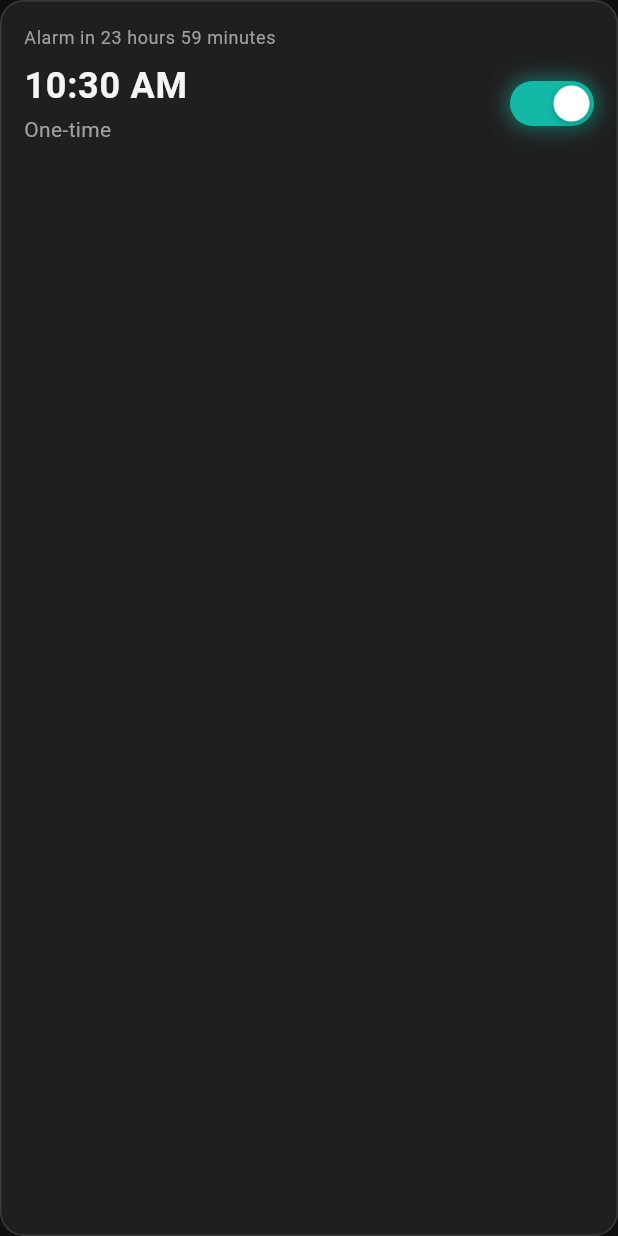
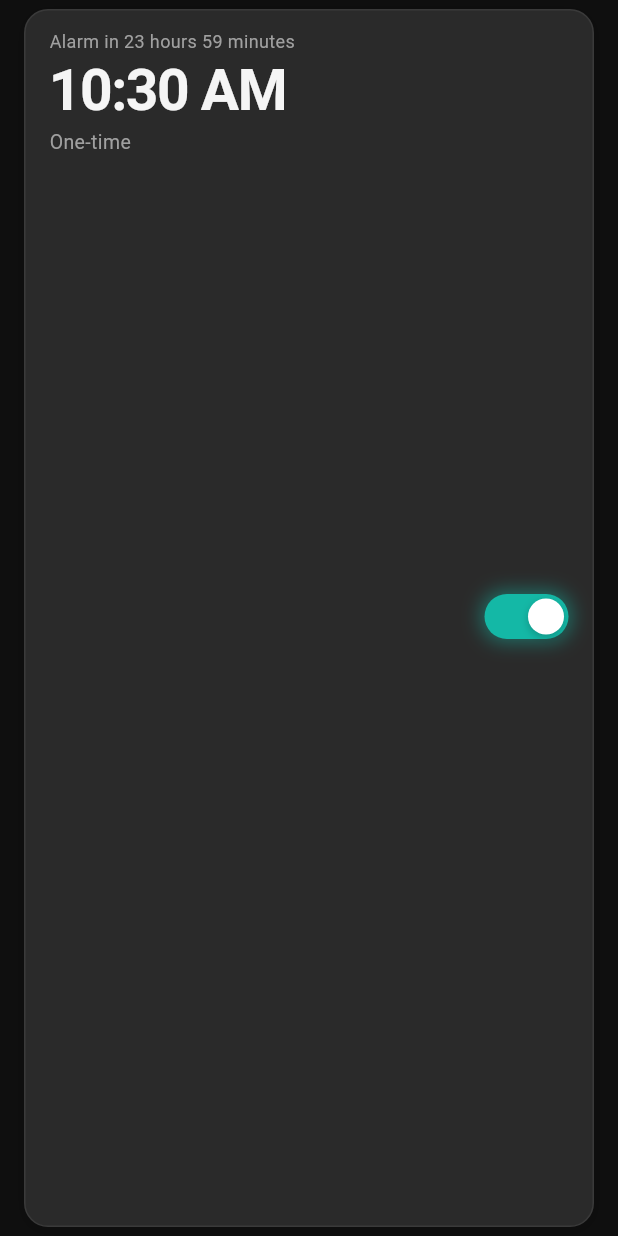
Before and after one commit to prathameshna/elevate, a Flutter app: the AlarmCard widget shown alone on an empty page, opened directly with empty values, on a phone screen of 412 x 824 dp. Run offline on Flutter 3.47's test engine with Material 3 defaults, Android fonts, the phone set to English and light mode, and no system bars; our stand-ins replace flutter_local_notifications, permission_handler, shared_preferences, timezone; accounts and stored records are empty.

Commit message:
feat: implement alarm card navigation with smooth transitions and UI enhancements

```diff
--- a/lib/widgets/alarm_card.dart
+++ b/lib/widgets/alarm_card.dart
@@ -1,111 +1,175 @@
 import 'package:flutter/material.dart';
+import 'package:flutter/services.dart';
 import '../models/alarm.dart';
 import 'alarm_toggle.dart';
 
-class AlarmCard extends StatelessWidget {
+class AlarmCard extends StatefulWidget {
+  final Alarm alarm;
+  final VoidCallback onTap;
+  final ValueChanged<bool> onToggle;
+  final VoidCallback? onDelete;
+
   const AlarmCard({
     super.key,
     required this.alarm,
-    required this.onToggleChanged,
     required this.onTap,
-    required this.onDelete,
+    required this.onToggle,
+    this.onDelete,
   });
 
-  final Alarm alarm;
-  final ValueChanged<bool> onToggleChanged;
-  final VoidCallback onTap;
-  final VoidCallback onDelete;
-
-  String _formattedTime(BuildContext context) {
-    final localizations = MaterialLocalizations.of(context);
-    return localizations.formatTimeOfDay(alarm.time, alwaysUse24HourFormat: false);
+  @override
+  State<AlarmCard> createState() => _AlarmCardState();
 }
 
-  String _timeUntilLabel() {
+class _AlarmCardState extends State<AlarmCard> {
+  bool _isPressed = false;
+
+  // ── Helpers ──────────────────────────────────────────────
+
+  String _formatTime() {
+    final h = widget.alarm.time.hour;
+    final m = widget.alarm.time.minute;
+    final hour = h % 12 == 0 ? 12 : h % 12;
+    final minute = m.toString().padLeft(2, '0');
+    final period = h < 12 ? 'AM' : 'PM';
+    return '$hour:$minute $period';
+  }
+
+  String _timeUntilText() {
     final now = DateTime.now();
-    var scheduled = DateTime(
-      now.year,
-      now.month,
-      now.day,
-      alarm.time.hour,
-      alarm.time.minute,
+    var next = DateTime(
+      now.year, now.month, now.day,
+      widget.alarm.time.hour,
+      widget.alarm.time.minute,
     );
-    if (!scheduled.isAfter(now)) {
-      scheduled = scheduled.add(const Duration(days: 1));
+    if (!next.isAfter(now)) {
+      next = next.add(const Duration(days: 1));
     }
-    final diff = scheduled.difference(now);
+    final diff = next.difference(now);
     final hours = diff.inHours;
-    final minutes = diff.inMinutes.remainder(60);
+    final minutes = diff.inMinutes % 60;
+    if (hours > 0) {
+      return 'Alarm in $hours hour${hours != 1 ? 's' : ''} '
+          '${minutes.toString().padLeft(2, '0')} minutes';
+    }
+    return 'Alarm in $minutes minute${minutes != 1 ? 's' : ''}';
+  }
 
-    if (hours <= 0 && minutes <= 0) {
-      return 'Alarm soon';
+  String _repeatLabel() {
+    final days = widget.alarm.selectedDays;
+    if (days.isEmpty) return 'One-time';
+    if (days.length == 7) return 'Every day';
+    if (days.length == 5 &&
+        days.containsAll({1, 2, 3, 4, 5})) return 'Weekdays';
+    if (days.length == 2 &&
+        days.containsAll({0, 6})) return 'Weekends';
+    const labels = ['Sun', 'Mon', 'Tue', 'Wed', 'Thu', 'Fri', 'Sat'];
+    final sorted = days.toList()..sort();
+    return sorted.map((d) => labels[d]).join(', ');
   }
-    if (hours == 0) {
-      return 'Alarm in $minutes minutes';
-    }
-    return 'Alarm in $hours hours ${minutes.toString().padLeft(2, '0')} minutes';
-  }
+
+  // ── Build ─────────────────────────────────────────────────
 
   @override
   Widget build(BuildContext context) {
-    final theme = Theme.of(context);
-    final cardTheme = theme.cardTheme;
-
-    return AnimatedOpacity(
-      duration: const Duration(milliseconds: 150),
-      opacity: alarm.isEnabled ? 1 : 0.6,
-      child: GestureDetector(
-        onTap: onTap,
-        child: Card(
-          margin: EdgeInsets.zero,
-          shape: cardTheme.shape,
-          color: cardTheme.color,
-          child: InkWell(
+    return GestureDetector(
+      onTap: () {
+        HapticFeedback.lightImpact();
+        widget.onTap();
+      },
+      onTapDown: (_) => setState(() => _isPressed = true),
+      onTapUp: (_) => setState(() => _isPressed = false),
+      onTapCancel: () => setState(() => _isPressed = false),
+      onLongPress: widget.onDelete,
+      child: AnimatedContainer(
+        duration: const Duration(milliseconds: 120),
+        curve: Curves.easeOut,
+        transform: Matrix4.identity()
+          ..scale(_isPressed ? 0.97 : 1.0),
+        transformAlignment: Alignment.center,
+        margin: const EdgeInsets.symmetric(horizontal: 16, vertical: 6),
+        padding: const EdgeInsets.fromLTRB(16, 12, 16, 14),
+        decoration: BoxDecoration(
+          color: _isPressed
+              ? const Color(0xFF323232)
+              : const Color(0xFF2A2A2A),
           borderRadius: BorderRadius.circular(16),
-            onLongPress: onDelete,
-            child: Padding(
-              padding: const EdgeInsets.all(16),
-              child: Column(
-                crossAxisAlignment: CrossAxisAlignment.start,
-                children: [
-                  Text(
-                    _timeUntilLabel(),
-                    style: theme.textTheme.bodySmall?.copyWith(color: const Color(0xFFA0A0A0)),
+          border: Border.all(
+            color: _isPressed
+                ? const Color(0xFF14B8A6).withOpacity(0.35)
+                : const Color(0xFF3A3A3A),
+            width: 1,
           ),
-                  const SizedBox(height: 8),
-                  Row(
+          boxShadow: [
+            BoxShadow(
+              color: Colors.black.withOpacity(0.15),
+              blurRadius: 8,
+              offset: const Offset(0, 2),
+            ),
+          ],
+        ),
+        child: Row(
           crossAxisAlignment: CrossAxisAlignment.center,
           children: [
+            // ── Left: time info ──
             Expanded(
               child: Column(
                 crossAxisAlignment: CrossAxisAlignment.start,
                 children: [
+                  // "Alarm in X hours Y minutes"
                   Text(
-                              _formattedTime(context),
-                              style: theme.textTheme.displayMedium?.copyWith(
-                                letterSpacing: 0.5,
-                                color: const Color(0xFFF5F5F5),
-                                fontWeight: FontWeight.bold,
+                    _timeUntilText(),
+                    style: TextStyle(
+                      color: widget.alarm.isEnabled
+                          ? const Color(0xFFA0A0A0)
+                          : const Color(0xFF606060),
+                      fontSize: 12,
+                      fontWeight: FontWeight.w400,
+                    ),
+                  ),
+                  const SizedBox(height: 2),
+                  // "9:19 PM"
+                  Text(
+                    _formatTime(),
+                    style: TextStyle(
+                      color: widget.alarm.isEnabled
+                          ? const Color(0xFFF5F5F5)
+                          : const Color(0xFF565656),
+                      fontSize: 38,
+                      fontWeight: FontWeight.w700,
+                      letterSpacing: -1.0,
+                      height: 1.1,
                     ),
                   ),
                   const SizedBox(height: 4),
+                  // "One-time" / "Weekdays" / days
                   Text(
-                              alarm.frequencyLabel,
-                              style: theme.textTheme.bodyMedium?.copyWith(color: const Color(0xFFA0A0A0)),
+                    _repeatLabel(),
+                    style: TextStyle(
+                      color: widget.alarm.isEnabled
+                          ? const Color(0xFFA0A0A0)
+                          : const Color(0xFF505050),
+                      fontSize: 13,
+                      fontWeight: FontWeight.w400,
+                    ),
                   ),
                 ],
               ),
             ),
-                      AlarmToggle(
-                        value: alarm.isEnabled,
-                        onChanged: onToggleChanged,
-                      ),
-                    ],
-                  ),
-                ],
+
+            // ── Right: toggle (isolated — does NOT trigger card tap) ──
+            GestureDetector(
+              onTap: () {}, // absorbs tap so card onTap doesn't fire
+              behavior: HitTestBehavior.opaque,
+              child: Padding(
+                padding: const EdgeInsets.only(left: 12),
+                child: AlarmToggle(
+                  value: widget.alarm.isEnabled,
+                  onChanged: widget.onToggle,
                 ),
               ),
             ),
+          ],
         ),
       ),
     );
```
Also changed, not shown: lib/screens/alarm_list_screen.dart (+45 -13 lines), lib/screens/edit_alarm_screen.dart (+16 -2 lines). Lines whose indentation alone changed are shown as unchanged.
